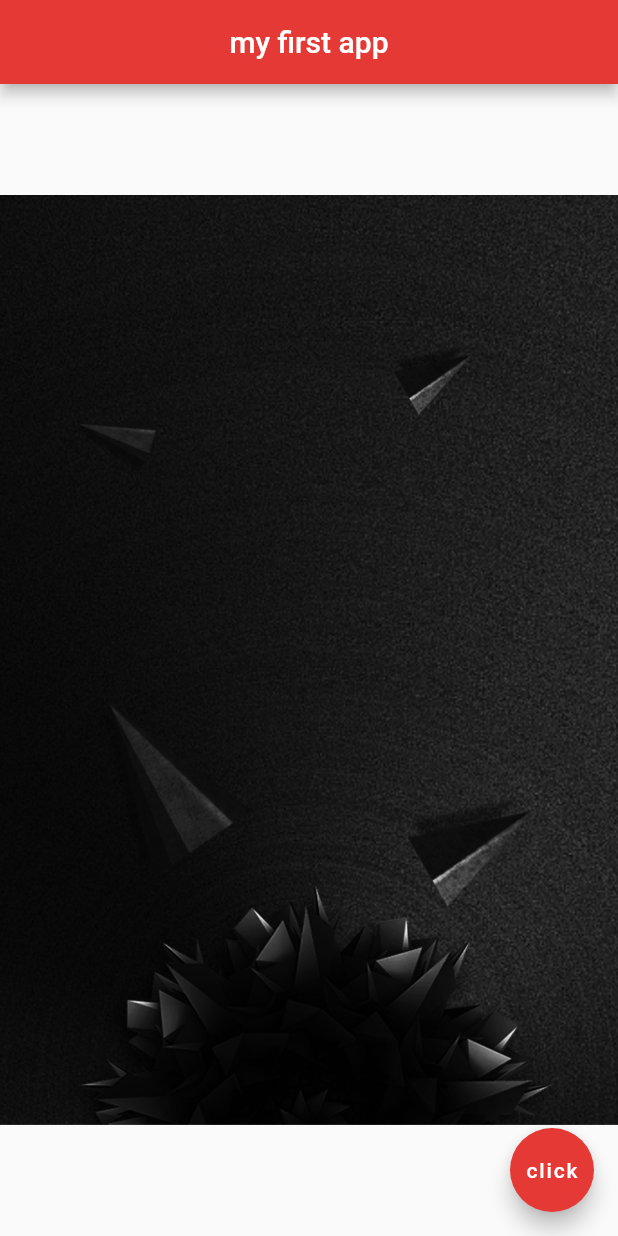
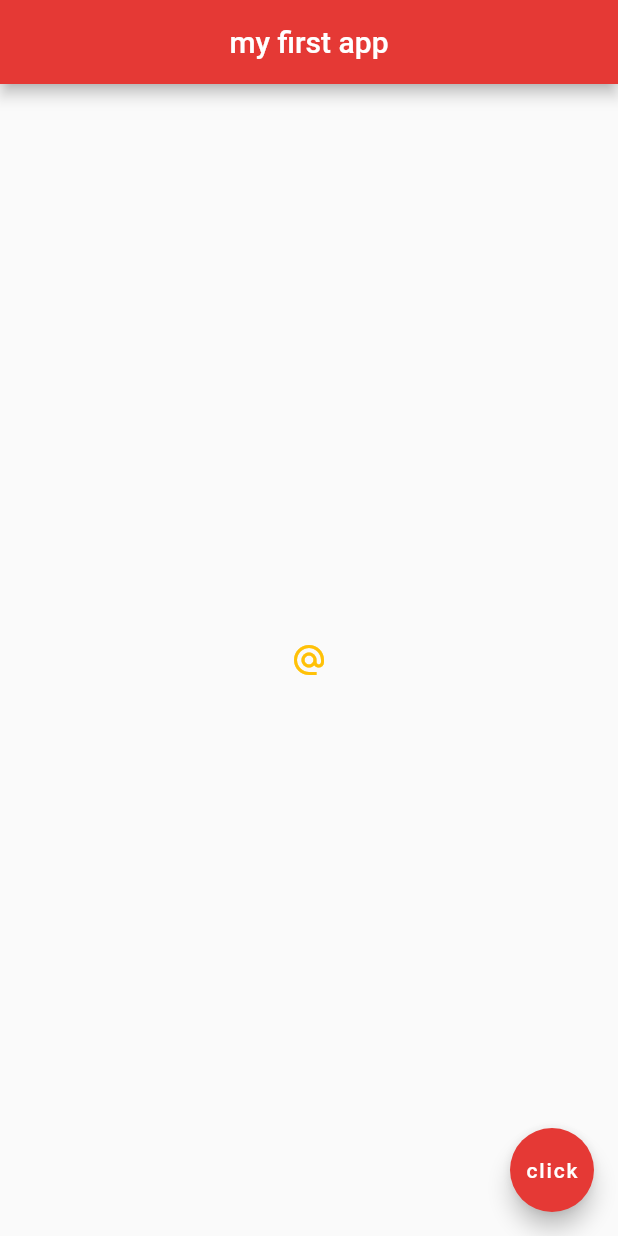
Before and after one commit to GRACIOUSP/Location-time, a Flutter app: the screen it shows after launch, on a phone screen of 412 x 824 dp. Run offline on Flutter 3.47's test engine with Material 2 defaults, Android fonts, the phone set to English and light mode, and no system bars.

Commit message:
Buttons and icons

```diff
--- a/lib/main.dart
+++ b/lib/main.dart
@@ -4,29 +4,61 @@ void main() => runApp(MaterialApp(
       home: Home(),
     ));
 
-
 class Home extends StatelessWidget {
   @override
   Widget build(BuildContext context) {
     return Scaffold(
       appBar: AppBar(
-      title: Center(
-        child: Text('my first app')
-      ),
+        title: Center(child: Text('my first app')),
         centerTitle: true,
         backgroundColor: Colors.red[600],
       ),
       body: Center(
-      /*
-      child: Image(
-        image: AssetImage('images/img1.jpg'),
+        //clickable icon buttons
+        child: IconButton(
+          onPressed: () {
+            print('you clicked me');
+          },
+          icon: Icon(Icons.alternate_email),
+          color: Colors.amber,
         ),
 
-        child: Image.network('images/img1.jpg'),
+        /*
+        //button with icon
+        child: RaisedButton.icon(
+          onPressed: () {
+            print('you clicked me');
+          },
+          icon: Icon(
+            Icons.mail,
+            color: Colors.blue[900],
+          ),
+          label: Text(
+            'Mail me',
+            style: TextStyle(
+              fontWeight: FontWeight.bold,
+              color: Colors.blue[800]
+            ),
+          ),
+          color: Colors.amber,
+        ),
+
+        //button
+        child: FlatButton(
+          onPressed: () {
+            print('you clicked me');
+          },
+          child: Text('click me'),
+          color: Colors.lightBlue,
+        ),
+
+      //Icon
+      child: Icon(
+        Icons.airport_shuttle,
+        color: Colors.lightBlue,
+        size: 50.0
+      ),
       */
-
-      child: Image.asset('images/img1.jpg'),
-
       ),
       floatingActionButton: FloatingActionButton(
         onPressed: () {},
```
Lines whose indentation alone changed are shown as unchanged.
